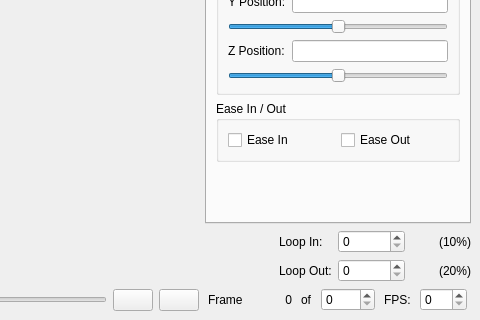
Qt form src/mainapplicationform.ui (ap0110/qavimator) before a commit; both pictures show x 170 to 650 and y 452 to 772 of the 650 by 772 pixel window.
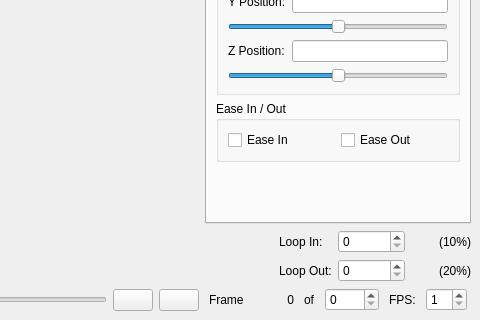
The same form after that commit. Icons and pictures are not drawn. Custom widgets are drawn as their Qt base class.

```diff
--- a/src/mainapplicationform.ui
+++ b/src/mainapplicationform.ui
@@ -1428,8 +1428,11 @@
             <verstretch>0</verstretch>
            </sizepolicy>
           </property>
+          <property name="minimum" >
+           <number>1</number>
+          </property>
           <property name="maximum" >
-           <number>500</number>
+           <number>50</number>
           </property>
          </widget>
         </item>
```
